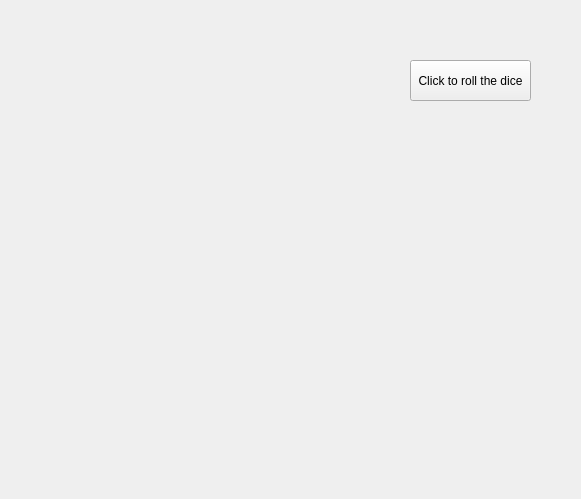
GOjayson/Monopoly_Jesse_Jayson, file mainwindow.ui: the form before one commit.
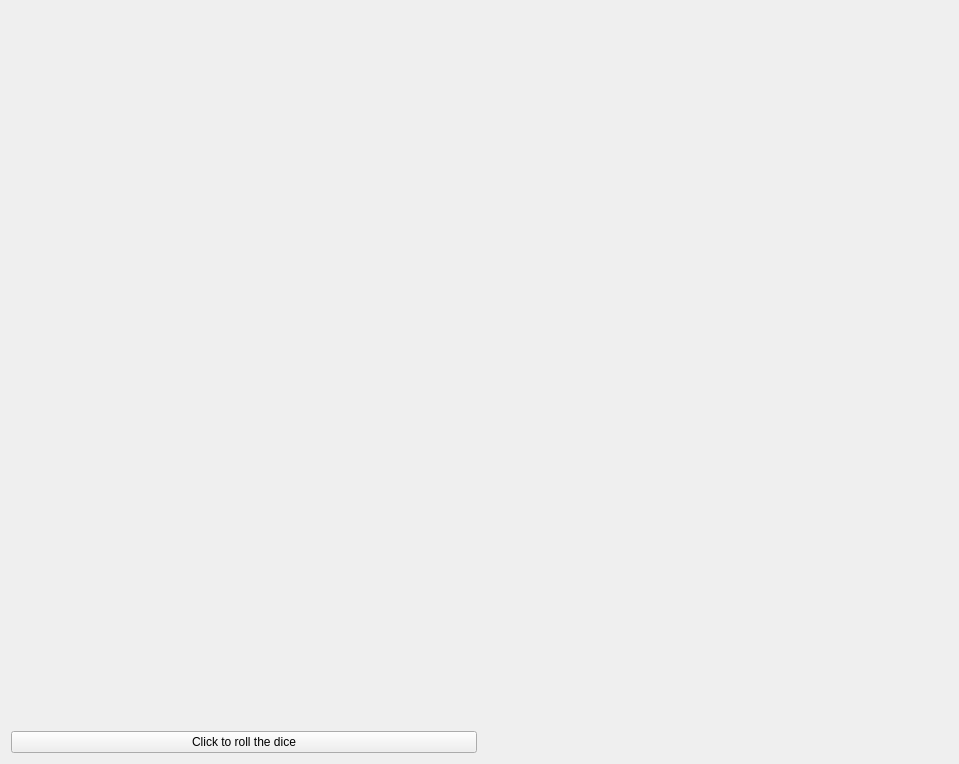
The form after the commit.

Commit message: Nieuwe start zonder UI

```diff
--- a/mainwindow.ui
+++ b/mainwindow.ui
@@ -6,39 +6,32 @@
    <rect>
     <x>0</x>
     <y>0</y>
-    <width>581</width>
-    <height>499</height>
+    <width>959</width>
+    <height>764</height>
    </rect>
   </property>
   <property name="windowTitle">
    <string>Form</string>
   </property>
+  <layout class="QGridLayout" name="gridLayout">
+   <item row="1" column="0">
   <widget class="QPushButton" name="pushButtonDice">
-   <property name="geometry">
-    <rect>
-     <x>410</x>
-     <y>60</y>
-     <width>121</width>
-     <height>41</height>
-    </rect>
-   </property>
    <property name="text">
     <string>Click to roll the dice</string>
    </property>
   </widget>
+   </item>
+   <item row="0" column="0" colspan="2">
   <widget class="QLabel" name="label_Board">
-   <property name="geometry">
-    <rect>
-     <x>50</x>
-     <y>50</y>
-     <width>311</width>
-     <height>311</height>
-    </rect>
+     <property name="autoFillBackground">
+      <bool>false</bool>
    </property>
    <property name="text">
     <string/>
    </property>
   </widget>
+   </item>
+  </layout>
  </widget>
  <resources/>
  <connections/>
```
Lines whose indentation alone changed are shown as unchanged. The commit also changes 4 other files.
